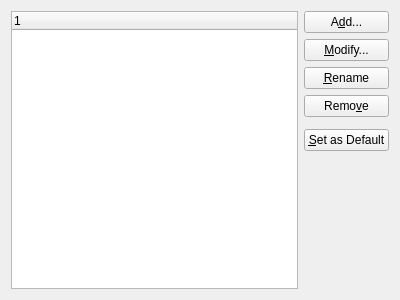
Qt form src/ui/transportmanagementwidgetng.ui (KDE/kmailtransport) before a commit.
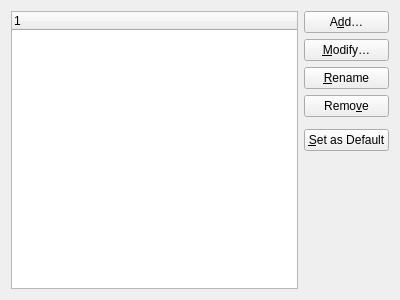
The same form after that commit. Custom widgets are drawn as their Qt base class.

Commit message: Use ellipsis character instead of three dots in UI strings

Diff of the .ui file:
```diff
--- a/src/ui/transportmanagementwidgetng.ui
+++ b/src/ui/transportmanagementwidgetng.ui
@@ -51,7 +51,7 @@
    <item row="0" column="1">
     <widget class="QPushButton" name="addButton">
      <property name="text">
-      <string>A&amp;dd...</string>
+      <string>A&amp;dd…</string>
      </property>
     </widget>
    </item>
@@ -65,7 +65,7 @@
    <item row="1" column="1">
     <widget class="QPushButton" name="editButton">
      <property name="text">
-      <string>&amp;Modify...</string>
+      <string>&amp;Modify…</string>
      </property>
     </widget>
    </item>
```
The commit also changes 1 other file.
